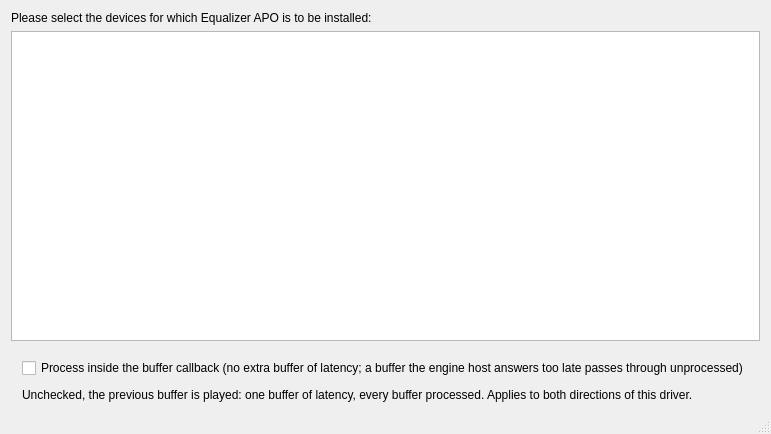
Before: the Qt Designer form DeviceSelector/DeviceSelector.ui in 115dkk/EqualizerAPO-XT, drawn with Qt 5.
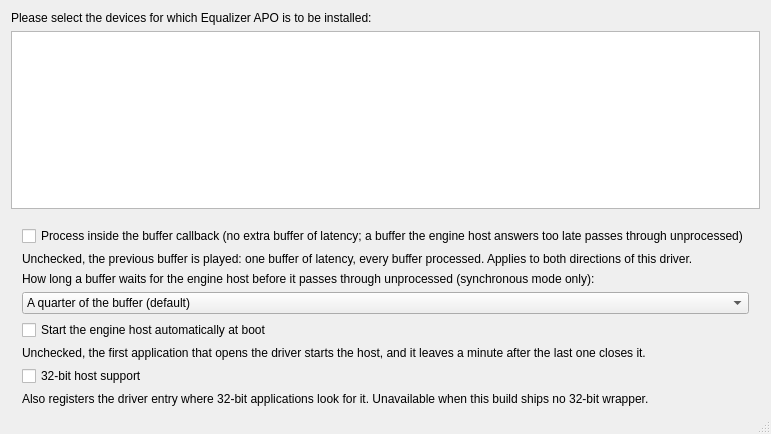
After: the same form once the commit is applied. The open tabs and pages were chosen to show the change. Icons and pictures are not drawn. Custom widgets are drawn as their Qt base class.

Commit message: feat(asio): wait time, start at boot and 32-bit support in the Device Selector

Patch:
```diff
--- a/DeviceSelector/DeviceSelector.ui
+++ b/DeviceSelector/DeviceSelector.ui
@@ -188,6 +188,69 @@
            </property>
           </widget>
          </item>
+         <item>
+          <widget class="QLabel" name="asioDeadlineLabel">
+           <property name="text">
+            <string>How long a buffer waits for the engine host before it passes through unprocessed (synchronous mode only):</string>
+           </property>
+           <property name="wordWrap">
+            <bool>true</bool>
+           </property>
+          </widget>
+         </item>
+         <item>
+          <widget class="QComboBox" name="asioDeadlineComboBox">
+           <item>
+            <property name="text">
+             <string>A quarter of the buffer (default)</string>
+            </property>
+           </item>
+           <item>
+            <property name="text">
+             <string>Half of the buffer</string>
+            </property>
+           </item>
+           <item>
+            <property name="text">
+             <string>Three quarters of the buffer</string>
+            </property>
+           </item>
+          </widget>
+         </item>
+         <item>
+          <widget class="QCheckBox" name="asioAutoStartCheckBox">
+           <property name="text">
+            <string>Start the engine host automatically at boot</string>
+           </property>
+          </widget>
+         </item>
+         <item>
+          <widget class="QLabel" name="asioAutoStartLabel">
+           <property name="text">
+            <string>Unchecked, the first application that opens the driver starts the host, and it leaves a minute after the last one closes it.</string>
+           </property>
+           <property name="wordWrap">
+            <bool>true</bool>
+           </property>
+          </widget>
+         </item>
+         <item>
+          <widget class="QCheckBox" name="asioHost32CheckBox">
+           <property name="text">
+            <string>32-bit host support</string>
+           </property>
+          </widget>
+         </item>
+         <item>
+          <widget class="QLabel" name="asioHost32Label">
+           <property name="text">
+            <string>Also registers the driver entry where 32-bit applications look for it. Unavailable when this build ships no 32-bit wrapper.</string>
+           </property>
+           <property name="wordWrap">
+            <bool>true</bool>
+           </property>
+          </widget>
+         </item>
         </layout>
        </widget>
       </widget>
```
The commit also changes 18 other files.
